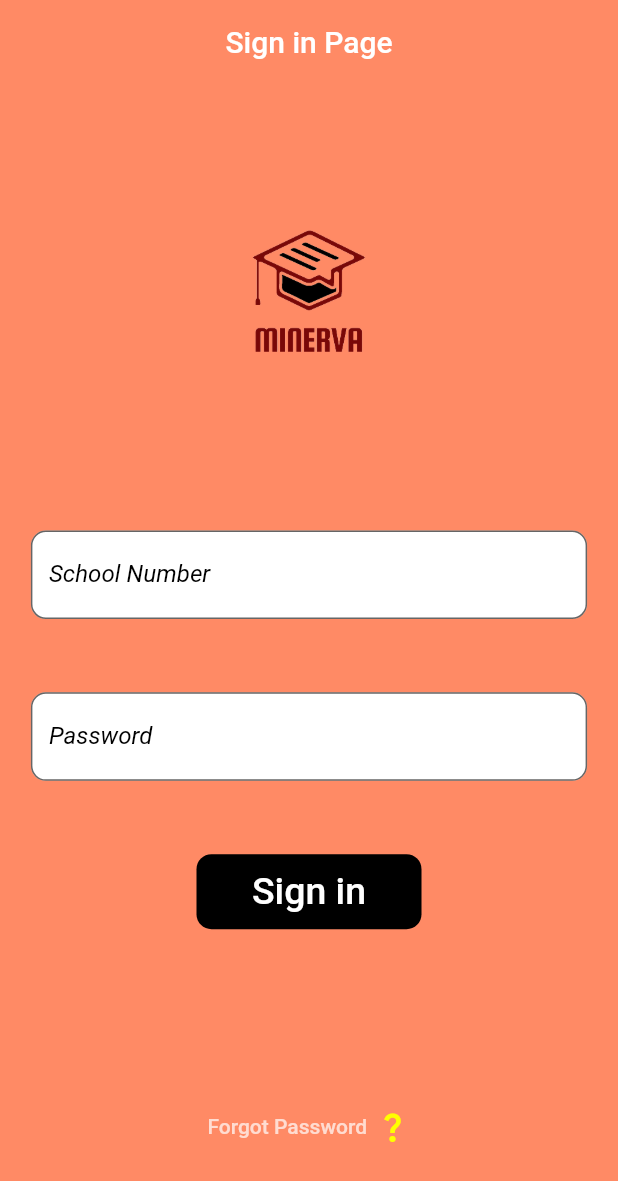
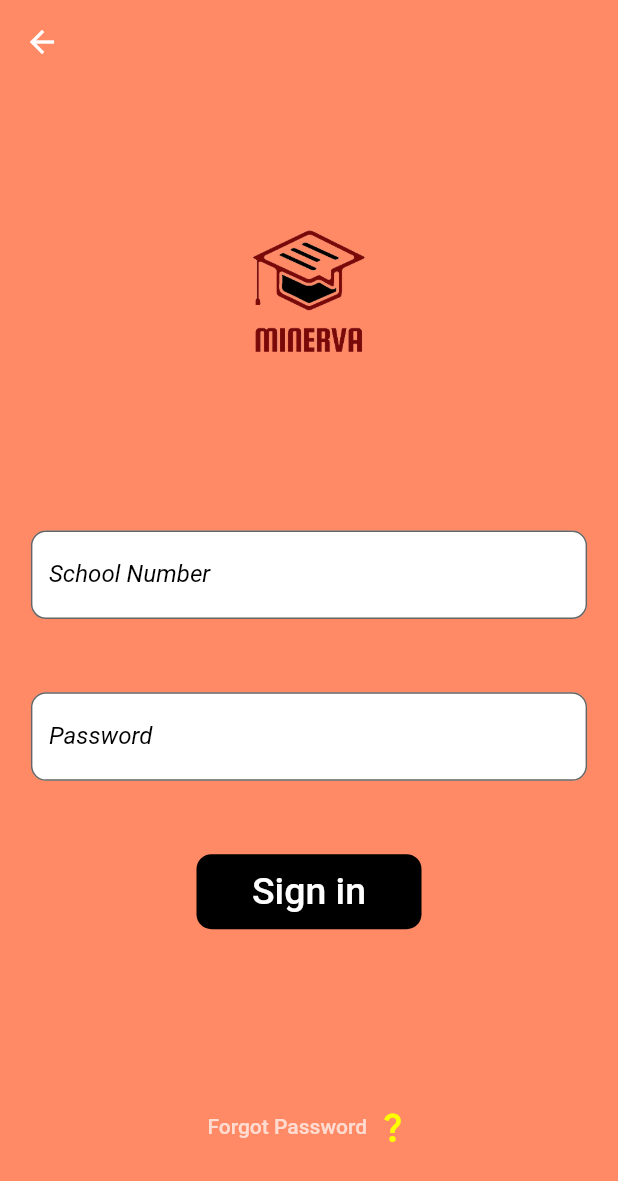
Before and after one commit to battletech45/Minerva, a Flutter app: the LoginPage screen opened directly, on a phone screen of 412 x 824 dp. Shown: the top 1181 px of the screen. Run offline on Flutter 3.47's test engine with Material 2 defaults, Android fonts, the phone set to English and light mode, and no system bars; our stand-ins replace firebase_core; accounts and stored records are empty.

Commit message:
Back arrow added to Login page

```diff
--- a/lib/View/LoginPage.dart
+++ b/lib/View/LoginPage.dart
@@ -1,4 +1,6 @@
 import 'package:flutter/material.dart';
+
+import 'WelcomePage.dart';
 
 class LoginPage extends StatefulWidget {
   @override
@@ -16,7 +18,10 @@ class _LoginPageState extends State<LoginPage> {
         elevation: 0,
         centerTitle: true,
         backgroundColor: Colors.deepOrange[300],
-        title: Text("Sign in Page"),
+        leading: IconButton(icon: Icon(Icons.arrow_back_sharp),
+        onPressed: () {
+          Navigator.of(context).pushReplacement(MaterialPageRoute(builder: (context)=> MainPage()));
+        },)
       ),
       body: Center(
         child: Column(
```
